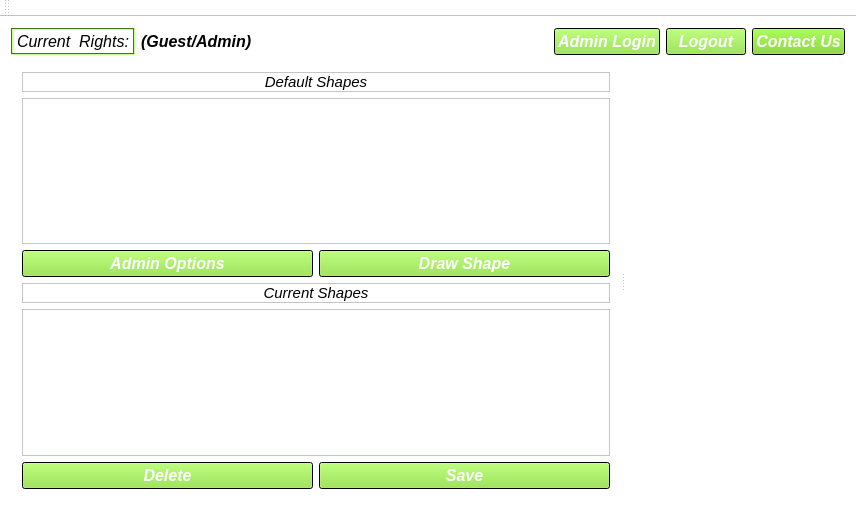
First picture: the form in CS1Cofficial/mainwindow.ui, repository MarcoYbanez/CS1Cproject, before the edit.
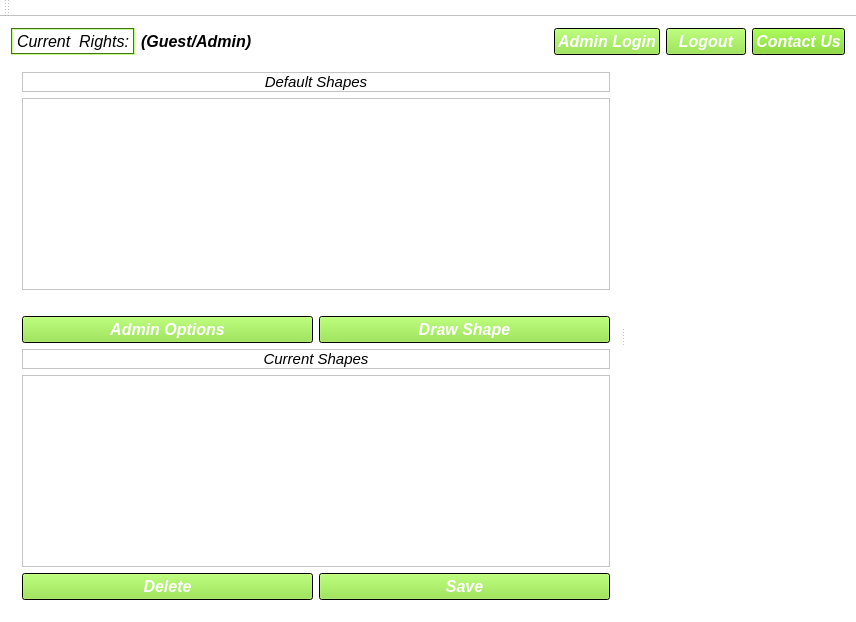
Second picture: the form after the edit. Custom widgets are drawn as their Qt base class.

```diff
--- a/CS1Cofficial/mainwindow.ui
+++ b/CS1Cofficial/mainwindow.ui
@@ -1616,7 +1616,7 @@
     <item row="1" column="0">
      <widget class="QSplitter" name="splitter">
       <property name="sizePolicy">
-       <sizepolicy hsizetype="Expanding" vsizetype="Expanding">
+       <sizepolicy hsizetype="Expanding" vsizetype="Minimum">
         <horstretch>0</horstretch>
         <verstretch>0</verstretch>
        </sizepolicy>
@@ -1624,7 +1624,13 @@
       <property name="orientation">
        <enum>Qt::Horizontal</enum>
       </property>
-      <widget class="QWidget" name="">
+      <widget class="QWidget" name="layoutWidget">
+       <property name="sizePolicy">
+        <sizepolicy hsizetype="Preferred" vsizetype="Minimum">
+         <horstretch>0</horstretch>
+         <verstretch>0</verstretch>
+        </sizepolicy>
+       </property>
        <layout class="QVBoxLayout" name="verticalLayout">
         <item>
          <widget class="QLabel" name="titleAvailableShape">
@@ -1645,12 +1651,38 @@
          </widget>
         </item>
         <item>
-         <widget class="QListWidget" name="availableShapesList"/>
+         <widget class="QListWidget" name="availableShapesList">
+          <property name="sizePolicy">
+           <sizepolicy hsizetype="Expanding" vsizetype="Minimum">
+            <horstretch>0</horstretch>
+            <verstretch>0</verstretch>
+           </sizepolicy>
+          </property>
+         </widget>
+        </item>
+        <item>
+         <spacer name="horizontalSpacer_2">
+          <property name="orientation">
+           <enum>Qt::Horizontal</enum>
+          </property>
+          <property name="sizeHint" stdset="0">
+           <size>
+            <width>40</width>
+            <height>20</height>
+           </size>
+          </property>
+         </spacer>
         </item>
         <item>
          <layout class="QHBoxLayout" name="horizontalLayout_3">
           <item>
            <widget class="QPushButton" name="pushButton_4">
+            <property name="sizePolicy">
+             <sizepolicy hsizetype="Minimum" vsizetype="Minimum">
+              <horstretch>0</horstretch>
+              <verstretch>0</verstretch>
+             </sizepolicy>
+            </property>
             <property name="palette">
              <palette>
               <active>
@@ -2080,6 +2112,12 @@
           </item>
           <item>
            <widget class="QPushButton" name="draw_btn">
+            <property name="sizePolicy">
+             <sizepolicy hsizetype="Minimum" vsizetype="Minimum">
+              <horstretch>0</horstretch>
+              <verstretch>0</verstretch>
+             </sizepolicy>
+            </property>
             <property name="palette">
              <palette>
               <active>
@@ -2242,6 +2280,12 @@
         </item>
         <item>
          <widget class="QLabel" name="titleCurrentShape">
+          <property name="sizePolicy">
+           <sizepolicy hsizetype="Preferred" vsizetype="Minimum">
+            <horstretch>0</horstretch>
+            <verstretch>0</verstretch>
+           </sizepolicy>
+          </property>
           <property name="font">
            <font>
             <pointsize>11</pointsize>
@@ -2259,12 +2303,25 @@
          </widget>
         </item>
         <item>
-         <widget class="QListWidget" name="currentShapes"/>
+         <widget class="QListWidget" name="currentShapes">
+          <property name="sizePolicy">
+           <sizepolicy hsizetype="Minimum" vsizetype="Minimum">
+            <horstretch>0</horstretch>
+            <verstretch>0</verstretch>
+           </sizepolicy>
+          </property>
+         </widget>
         </item>
         <item>
          <layout class="QHBoxLayout" name="horizontalLayout_5">
           <item>
            <widget class="QPushButton" name="pushButton">
+            <property name="sizePolicy">
+             <sizepolicy hsizetype="Minimum" vsizetype="Minimum">
+              <horstretch>0</horstretch>
+              <verstretch>0</verstretch>
+             </sizepolicy>
+            </property>
             <property name="palette">
              <palette>
               <active>
@@ -2695,6 +2752,12 @@
           </item>
           <item>
            <widget class="QPushButton" name="pushButton_5">
+            <property name="sizePolicy">
+             <sizepolicy hsizetype="Minimum" vsizetype="Minimum">
+              <horstretch>0</horstretch>
+              <verstretch>0</verstretch>
+             </sizepolicy>
+            </property>
             <property name="palette">
              <palette>
               <active>
```
Left out of the diff: 6 changed lines with no effect on the pictures.
